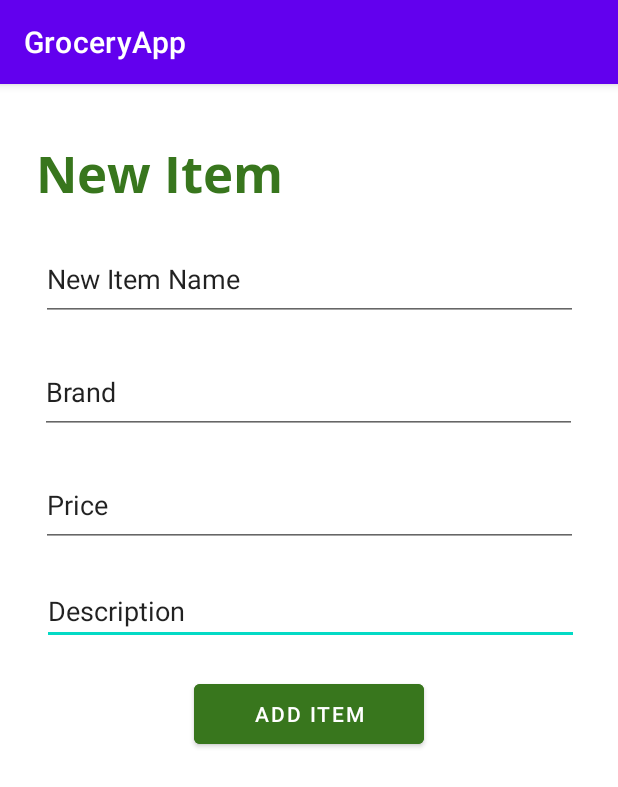
After one commit to mmmelkadri/GroceryApp, an Android app: the CreateNewItem screen opened directly, with no data from a screen before it, on a phone screen of 412 x 824 dp. The commit adds this screen. Shown: the top 787 px of the screen. Run offline under Robolectric (Android 15) with nearby library versions, the phone set to English and light mode, and no system bars.

Commit message:
Create new item xml
New Item xml for owner page

```diff
--- a/app/src/main/AndroidManifest.xml
+++ b/app/src/main/AndroidManifest.xml
@@ -9,6 +9,12 @@
         android:roundIcon="@mipmap/ic_launcher_round"
         android:supportsRtl="true"
         android:theme="@style/Theme.GroceryApp">
+        <activity
+            android:name=".OwnerOrders"
+            android:exported="false" />
+        <activity
+            android:name=".CreateNewItem"
+            android:exported="false" />
         <activity
             android:name=".CheckoutActivity"
             android:exported="false" />
--- /dev/null
+++ b/app/src/main/java/com/example/groceryapp/CreateNewItem.java
@@ -0,0 +1,14 @@
+package com.example.groceryapp;
+
+import androidx.appcompat.app.AppCompatActivity;
+
+import android.os.Bundle;
+
+public class CreateNewItem extends AppCompatActivity {
+
+    @Override
+    protected void onCreate(Bundle savedInstanceState) {
+        super.onCreate(savedInstanceState);
+        setContentView(R.layout.activity_create_new_item);
+    }
+}
--- /dev/null
+++ b/app/src/main/java/com/example/groceryapp/OwnerOrders.java
@@ -0,0 +1,14 @@
+package com.example.groceryapp;
+
+import androidx.appcompat.app.AppCompatActivity;
+
+import android.os.Bundle;
+
+public class OwnerOrders extends AppCompatActivity {
+
+    @Override
+    protected void onCreate(Bundle savedInstanceState) {
+        super.onCreate(savedInstanceState);
+        setContentView(R.layout.activity_owner_orders);
+    }
+}
--- /dev/null
+++ b/app/src/main/res/layout/activity_create_new_item.xml
@@ -0,0 +1,92 @@
+<?xml version="1.0" encoding="utf-8"?>
+<androidx.constraintlayout.widget.ConstraintLayout xmlns:android="http://schemas.android.com/apk/res/android"
+    xmlns:app="http://schemas.android.com/apk/res-auto"
+    xmlns:tools="http://schemas.android.com/tools"
+    android:layout_width="match_parent"
+    android:layout_height="match_parent"
+    tools:context=".CreateNewItem">
+
+    <EditText
+        android:id="@+id/editTextTextPersonName6"
+        android:layout_width="358dp"
+        android:layout_height="wrap_content"
+        android:layout_marginStart="32dp"
+        android:layout_marginTop="20dp"
+        android:layout_marginEnd="32dp"
+        android:ems="10"
+        android:inputType="textPersonName"
+        android:text="@string/description"
+        app:layout_constraintEnd_toEndOf="parent"
+        app:layout_constraintHorizontal_bias="0.454"
+        app:layout_constraintStart_toStartOf="parent"
+        app:layout_constraintTop_toBottomOf="@+id/editTextTextPersonName4" />
+
+    <EditText
+        android:id="@+id/editTextTextPersonName4"
+        android:layout_width="358dp"
+        android:layout_height="55dp"
+        android:layout_marginStart="32dp"
+        android:layout_marginTop="20dp"
+        android:layout_marginEnd="32dp"
+        android:ems="10"
+        android:inputType="textPersonName"
+        android:text="@string/price"
+        app:layout_constraintEnd_toEndOf="parent"
+        app:layout_constraintHorizontal_bias="0.49"
+        app:layout_constraintStart_toStartOf="parent"
+        app:layout_constraintTop_toBottomOf="@+id/editTextTextPersonName3" />
+
+    <TextView
+        android:id="@+id/textView"
+        android:layout_width="wrap_content"
+        android:layout_height="wrap_content"
+        android:layout_marginStart="24dp"
+        android:layout_marginTop="36dp"
+        android:fontFamily="@font/open_sans_bold"
+        android:text="@string/new_item_title"
+        android:textColor="#38761d"
+        android:textSize="34sp"
+        app:layout_constraintStart_toStartOf="parent"
+        app:layout_constraintTop_toTopOf="parent" />
+
+    <EditText
+        android:id="@+id/editTextTextPersonName"
+        android:layout_width="358dp"
+        android:layout_height="55dp"
+        android:layout_marginStart="32dp"
+        android:layout_marginTop="20dp"
+        android:layout_marginEnd="32dp"
+        android:ems="10"
+        android:inputType="textPersonName"
+        android:text="@string/new_name"
+        app:layout_constraintEnd_toEndOf="parent"
+        app:layout_constraintStart_toStartOf="parent"
+        app:layout_constraintTop_toBottomOf="@+id/textView" />
+
+    <EditText
+        android:id="@+id/editTextTextPersonName3"
+        android:layout_width="358dp"
+        android:layout_height="55dp"
+        android:layout_marginTop="20dp"
+        android:ems="10"
+        android:inputType="textPersonName"
+        android:text="@string/new_brand"
+        app:layout_constraintEnd_toEndOf="parent"
+        app:layout_constraintHorizontal_bias="0.49"
+        app:layout_constraintStart_toStartOf="parent"
+        app:layout_constraintTop_toBottomOf="@+id/editTextTextPersonName" />
+
+    <Button
+        android:id="@+id/button"
+        android:layout_width="153dp"
+        android:layout_height="52dp"
+        android:layout_marginTop="20dp"
+        android:backgroundTint="#38761D"
+        android:text="@string/add_item"
+        app:layout_constraintEnd_toEndOf="parent"
+        app:layout_constraintStart_toStartOf="parent"
+        app:layout_constraintTop_toBottomOf="@+id/editTextTextPersonName6"
+        tools:fontFamily="@font/open_sans_bold"
+        tools:textSize="18sp" />
+
+</androidx.constraintlayout.widget.ConstraintLayout>
--- /dev/null
+++ b/app/src/main/res/layout/activity_owner_orders.xml
@@ -0,0 +1,9 @@
+<?xml version="1.0" encoding="utf-8"?>
+<androidx.constraintlayout.widget.ConstraintLayout xmlns:android="http://schemas.android.com/apk/res/android"
+    xmlns:app="http://schemas.android.com/apk/res-auto"
+    xmlns:tools="http://schemas.android.com/tools"
+    android:layout_width="match_parent"
+    android:layout_height="match_parent"
+    tools:context=".OwnerOrders">
+
+</androidx.constraintlayout.widget.ConstraintLayout>
--- a/app/src/main/res/values/strings.xml
+++ b/app/src/main/res/values/strings.xml
@@ -4,4 +4,11 @@
     <string name="orders">Orders</string>
     <string name="checkout">Checkout</string>
     <string name="add_to_cart">Add to Cart</string>
+
+    <string name="new_item_title">New Item</string>
+    <string name="new_name">New Item Name</string>
+    <string name="new_brand">Brand</string>
+    <string name="price">Price</string>
+    <string name="description">Description</string>
+    <string name="add_item">Add Item</string>
 </resources>
```
